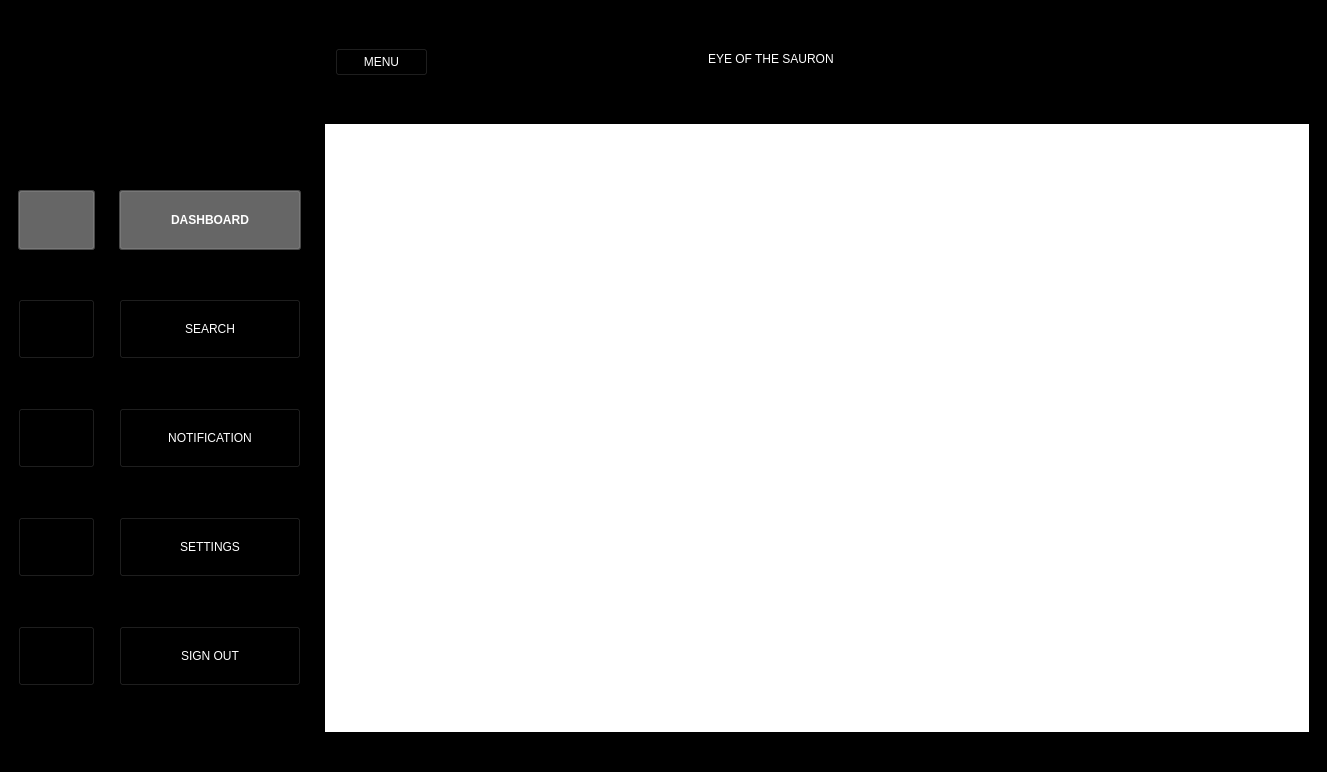
Before: the Qt Designer form qt/4th.ui in KARKIPRAMOD/Eye-of-the-Sauron, drawn with Qt 5.
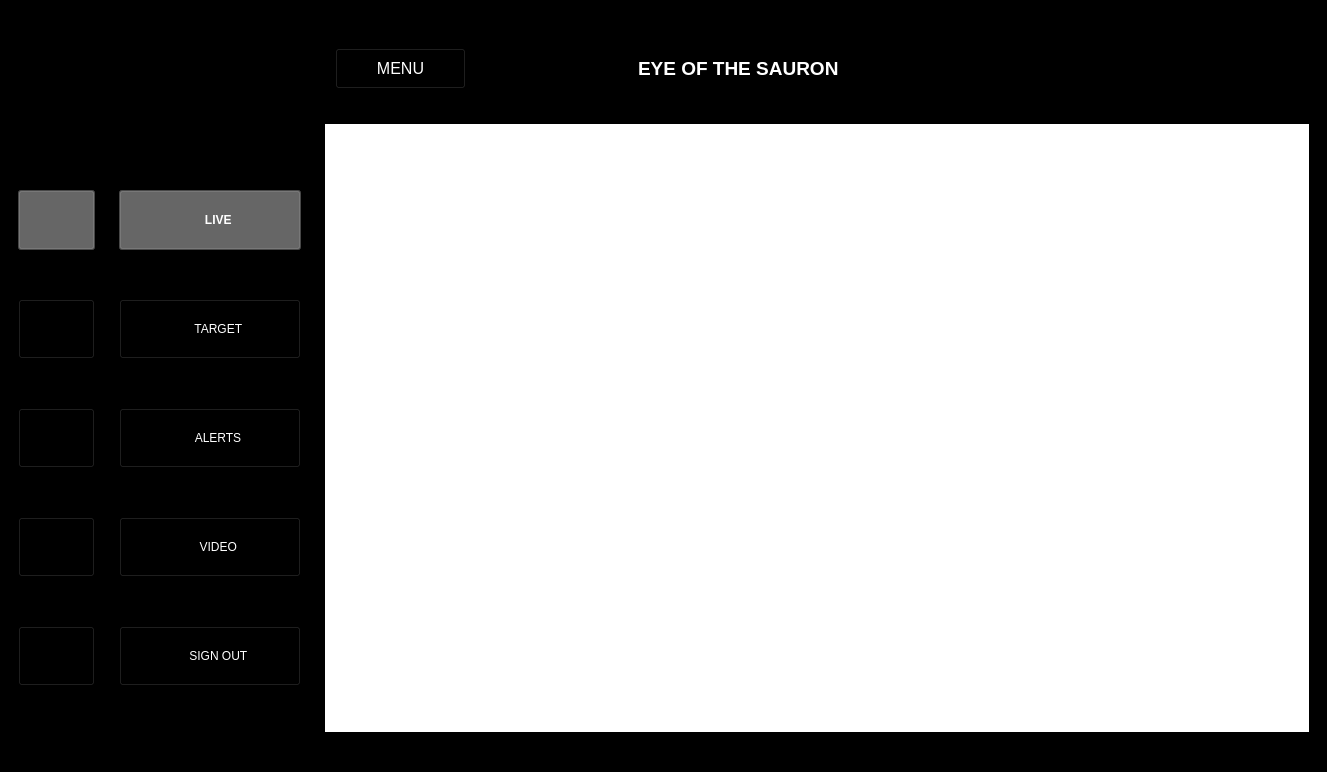
After: the same form once the commit is applied. Icons and pictures are not drawn.

```diff
--- a/qt/4th.ui
+++ b/qt/4th.ui
@@ -277,10 +277,15 @@
            <rect>
             <x>10</x>
             <y>30</y>
-            <width>93</width>
-            <height>28</height>
+            <width>131</width>
+            <height>41</height>
            </rect>
           </property>
+          <property name="font">
+           <font>
+            <pointsize>12</pointsize>
+           </font>
+          </property>
           <property name="text">
            <string>MENU</string>
           </property>
@@ -300,12 +305,20 @@
          <widget class="QLineEdit" name="lineEdit">
           <property name="geometry">
            <rect>
-            <x>380</x>
+            <x>310</x>
             <y>20</y>
-            <width>141</width>
-            <height>41</height>
+            <width>251</width>
+            <height>61</height>
            </rect>
           </property>
+          <property name="font">
+           <font>
+            <pointsize>14</pointsize>
+            <weight>75</weight>
+            <bold>true</bold>
+            <underline>false</underline>
+           </font>
+          </property>
           <property name="text">
            <string>EYE OF THE SAURON</string>
           </property>
@@ -388,7 +401,7 @@
           </size>
          </property>
          <property name="text">
-          <string>DASHBOARD</string>
+          <string>     LIVE</string>
          </property>
          <property name="icon">
           <iconset resource="resource.qrc">
@@ -420,7 +433,7 @@
           </size>
          </property>
          <property name="text">
-          <string>SEARCH</string>
+          <string>     TARGET</string>
          </property>
          <property name="icon">
           <iconset resource="resource.qrc">
@@ -449,7 +462,7 @@
           </size>
          </property>
          <property name="text">
-          <string>NOTIFICATION</string>
+          <string>     ALERTS</string>
          </property>
          <property name="icon">
           <iconset resource="resource.qrc">
@@ -478,7 +491,7 @@
           </size>
          </property>
          <property name="text">
-          <string>SETTINGS</string>
+          <string>     VIDEO</string>
          </property>
          <property name="icon">
           <iconset resource="resource.qrc">
@@ -486,8 +499,8 @@
          </property>
          <property name="iconSize">
           <size>
-           <width>30</width>
-           <height>30</height>
+           <width>40</width>
+           <height>40</height>
           </size>
          </property>
          <property name="checkable">
@@ -507,7 +520,7 @@
           </size>
          </property>
          <property name="text">
-          <string>SIGN OUT</string>
+          <string>     SIGN OUT</string>
          </property>
          <property name="icon">
           <iconset resource="resource.qrc">
```
Left out of the diff: 490 changed lines with no effect on the pictures.
